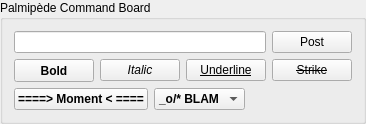
This is ui/qqpalmipede.ui in dguihal/quteqoin as Qt 5 draws it before an edit. The edited form follows.
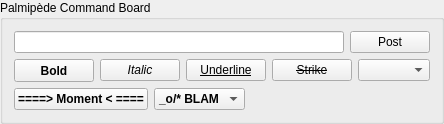
This is the edited form.

```diff
--- a/ui/qqpalmipede.ui
+++ b/ui/qqpalmipede.ui
@@ -6,7 +6,7 @@
    <rect>
     <x>0</x>
     <y>0</y>
-    <width>343</width>
+    <width>418</width>
     <height>116</height>
    </rect>
   </property>
@@ -137,6 +137,9 @@
        </property>
       </spacer>
      </item>
+     <item>
+      <widget class="QComboBox" name="BoardSelector"/>
+     </item>
     </layout>
    </item>
    <item>
```
